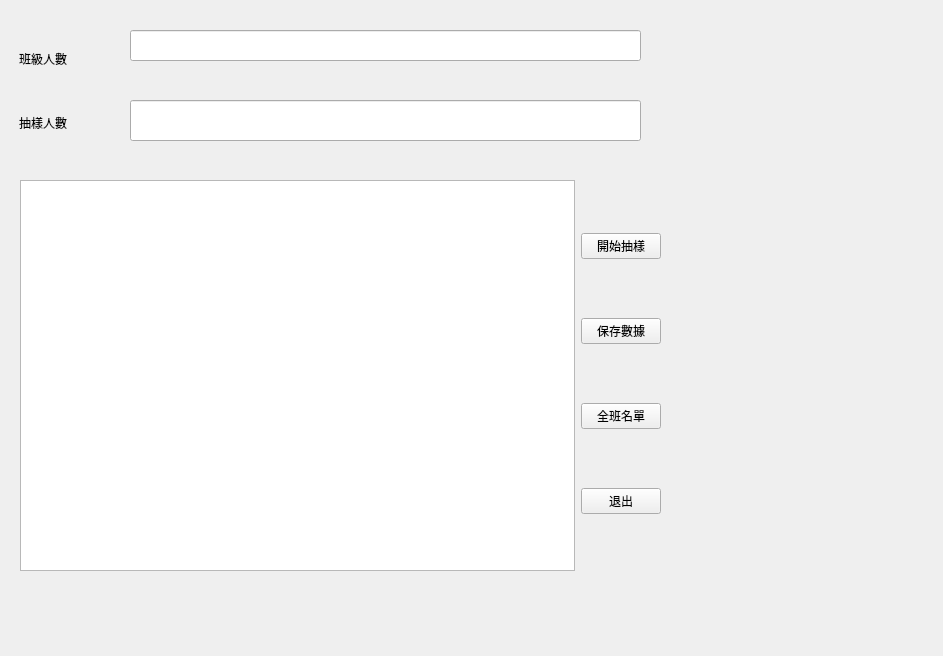
Saxo0213/Qtrandom, file Qtrandom.ui: the form before one commit.
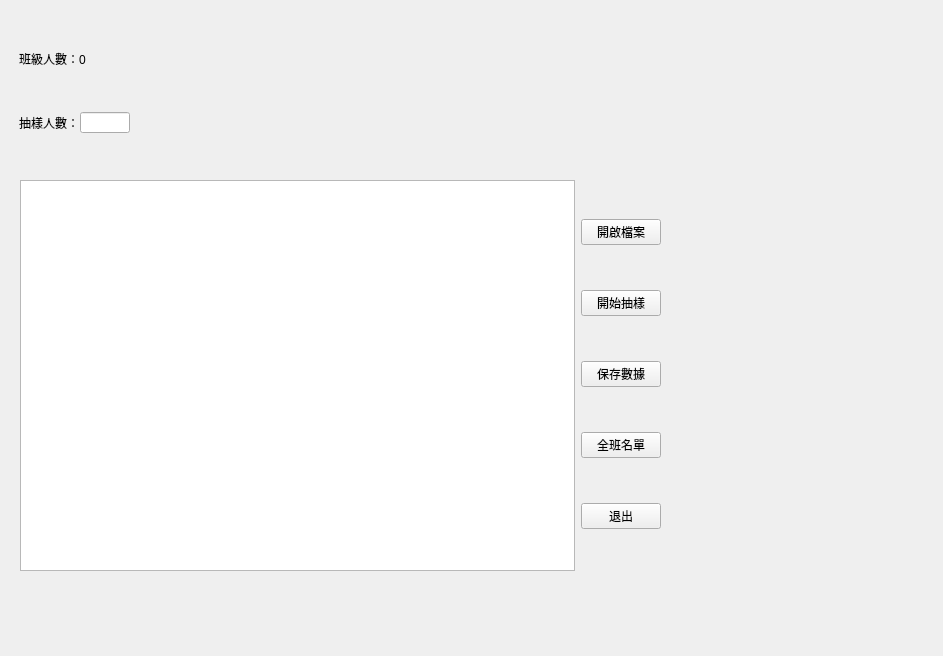
The form after the commit.

Diff of the .ui file:
```diff
--- a/Qtrandom.ui
+++ b/Qtrandom.ui
@@ -31,6 +31,13 @@
     </item>
     <item>
      <layout class="QVBoxLayout" name="verticalLayout_3">
+     <item>
+       <widget class="QPushButton" name="openButton_1">
+        <property name="text">
+         <string>開啟檔案</string>
+        </property>
+       </widget>
+      </item>
       <item>
        <widget class="QPushButton" name="SampleButton_1">
         <property name="text">
@@ -76,36 +83,26 @@
     <item>
      <widget class="QLabel" name="label">
       <property name="text">
-       <string>班級人數</string>
+       <string>班級人數：0</string>
       </property>
      </widget>
     </item>
     <item>
      <widget class="QLabel" name="label_2">
       <property name="text">
-       <string>抽樣人數</string>
+       <string>抽樣人數：</string>
       </property>
      </widget>
     </item>
    </layout>
   </widget>
-  <widget class="QLineEdit" name="classlineEdit">
-   <property name="geometry">
-    <rect>
-     <x>130</x>
-     <y>30</y>
-     <width>511</width>
-     <height>31</height>
-    </rect>
-   </property>
-  </widget>
   <widget class="QLineEdit" name="lineEdit">
    <property name="geometry">
     <rect>
-     <x>130</x>
-     <y>100</y>
-     <width>511</width>
-     <height>41</height>
+     <x>80</x>
+     <y>112</y>
+     <width>50</width>
+     <height>21</height>
     </rect>
    </property>
   </widget>
```
